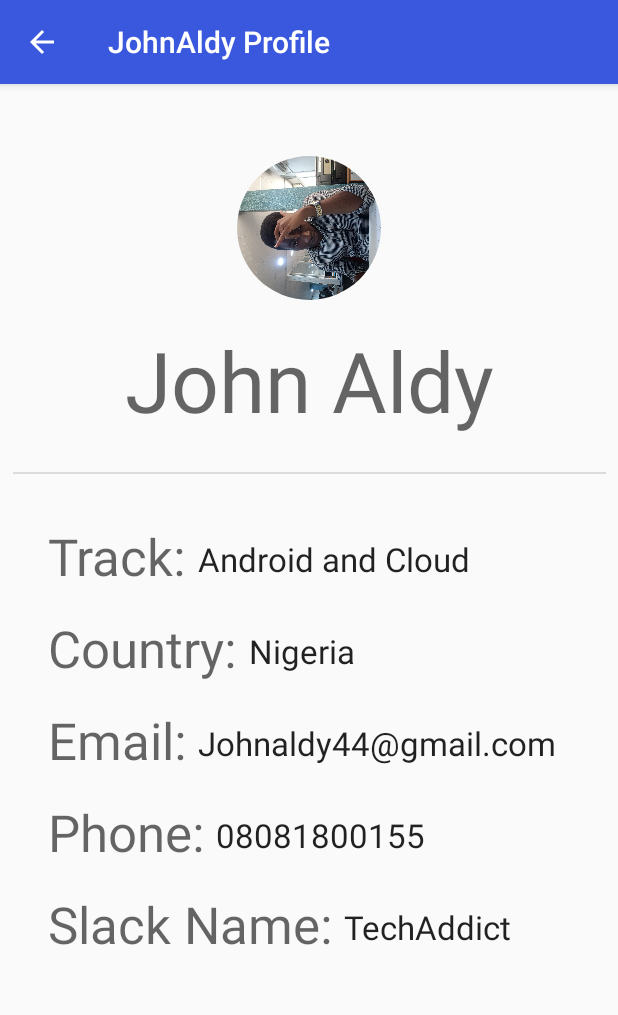
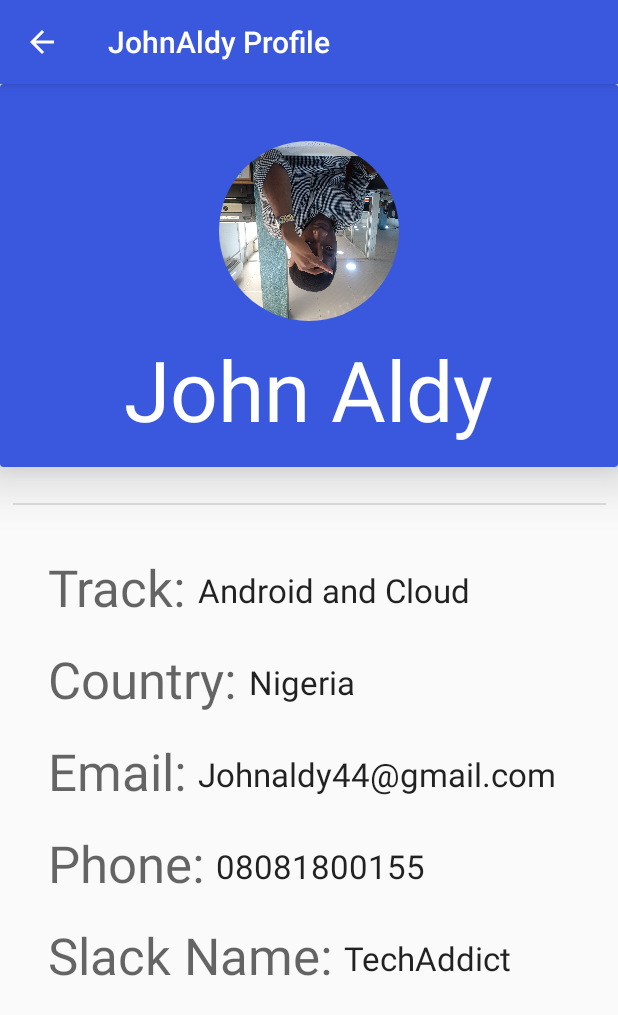
Before and after one commit to Johnaldy/alcchallenge1.0_4.0, an Android app: the MeetJohnaldy screen opened directly, with no data from a screen before it, on a phone screen of 412 x 824 dp. Shown: the top 1015 px of the screen. Run offline under Robolectric (Android 15) with nearby library versions, the phone set to English and light mode, and no system bars; our stand-ins replace CircleImageView.

Commit message:
Add files via upload

```diff
--- a/src/main/res/layout/activity_meet_johnaldy.xml
+++ b/src/main/res/layout/activity_meet_johnaldy.xml
@@ -3,14 +3,60 @@
 <ScrollView xmlns:android="http://schemas.android.com/apk/res/android"
     xmlns:app="http://schemas.android.com/apk/res-auto"
     xmlns:tools="http://schemas.android.com/tools"
-    android:layout_width="wrap_content"
-    android:layout_height="wrap_content">
+    android:layout_width="match_parent"
+    android:layout_height="match_parent">
 
     <androidx.constraintlayout.widget.ConstraintLayout
         android:layout_width="match_parent"
         android:layout_height="wrap_content"
         tools:context=".MeetJohnaldy">
 
+        <androidx.cardview.widget.CardView
+            android:id="@+id/cardview"
+            android:layout_width="match_parent"
+            android:layout_height="255dp"
+            app:cardBackgroundColor="@color/colorPrimary"
+            tools:ignore="MissingConstraints"
+            app:cardElevation="20dp">
+
+            <LinearLayout
+                android:layout_width="match_parent"
+                android:layout_height="wrap_content"
+                android:layout_marginTop="38dp"
+                android:orientation="vertical">
+
+                <de.hdodenhof.circleimageview.CircleImageView
+                    android:id="@+id/imageView"
+                    android:layout_width="120dp"
+                    android:layout_height="120dp"
+                    android:layout_gravity="center"
+                    android:src="@drawable/newpix"
+                    android:rotation="270"/>
+
+                <TextView
+                    android:id="@+id/full_name"
+                    android:layout_width="wrap_content"
+                    android:layout_height="wrap_content"
+                    android:layout_gravity="center_horizontal"
+                    android:layout_marginTop="8dp"
+                    android:text="@string/name"
+                    android:textAppearance="@style/TextAppearance.AppCompat.Display3"
+                    android:textColor="#ffffff"
+                    app:layout_constraintTop_toBottomOf="@+id/imageView" />
+            </LinearLayout>
+        </androidx.cardview.widget.CardView>
+
+        <View
+            android:id="@+id/divider"
+            android:layout_width="395dp"
+            android:layout_height="1dp"
+            android:layout_marginStart="32dp"
+            android:layout_marginTop="24dp"
+            android:layout_marginEnd="32dp"
+            android:background="?android:attr/listDivider"
+            app:layout_constraintEnd_toEndOf="parent"
+            app:layout_constraintStart_toStartOf="parent"
+            app:layout_constraintTop_toBottomOf="@+id/cardview" />
 
         <TextView
             android:id="@+id/textView5"
@@ -56,42 +102,6 @@
             app:layout_constraintStart_toEndOf="@+id/email"
             app:layout_constraintTop_toBottomOf="@+id/country" />
 
-        <de.hdodenhof.circleimageview.CircleImageView
-            android:id="@+id/imageView"
-            android:layout_width="96dp"
-            android:layout_height="96dp"
-            android:layout_marginStart="169dp"
-            android:layout_marginTop="48dp"
-            android:layout_marginEnd="170dp"
-            android:src="@drawable/newpix"
-            app:layout_constraintEnd_toEndOf="parent"
-            app:layout_constraintStart_toStartOf="parent"
-            app:layout_constraintTop_toTopOf="parent" />
-
-        <TextView
-            android:id="@+id/full_name"
-            android:layout_width="wrap_content"
-            android:layout_height="wrap_content"
-            android:layout_marginStart="176dp"
-            android:layout_marginTop="16dp"
-            android:layout_marginEnd="176dp"
-            android:text="@string/name"
-            android:textAppearance="@style/TextAppearance.AppCompat.Display3"
-            app:layout_constraintEnd_toEndOf="parent"
-            app:layout_constraintStart_toStartOf="parent"
-            app:layout_constraintTop_toBottomOf="@+id/imageView" />
-
-        <View
-            android:id="@+id/divider"
-            android:layout_width="395dp"
-            android:layout_height="1dp"
-            android:layout_marginStart="32dp"
-            android:layout_marginTop="24dp"
-            android:layout_marginEnd="32dp"
-            android:background="?android:attr/listDivider"
-            app:layout_constraintEnd_toEndOf="parent"
-            app:layout_constraintStart_toStartOf="parent"
-            app:layout_constraintTop_toBottomOf="@+id/full_name" />
 
         <TextView
             android:id="@+id/track"
```
